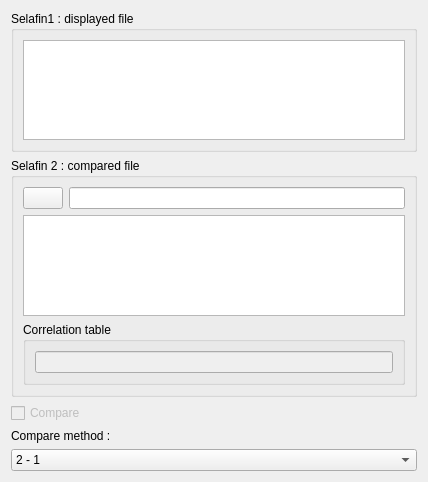
This is PostTelemac/meshlayertools/CompareTool.ui in Artelia/PostTelemac as Qt 5 draws it before an edit. The edited form follows.
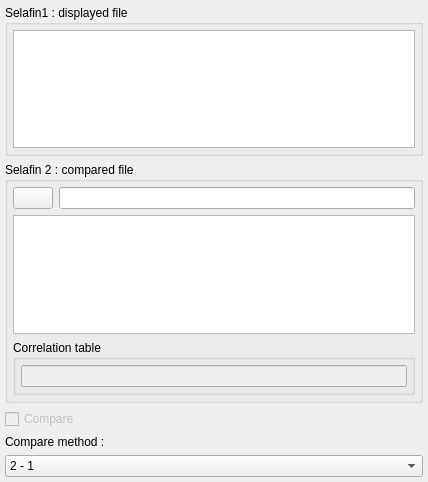
This is the edited form. Icons and pictures are not drawn.

The edit to the form file:
```diff
--- a/PostTelemac/meshlayertools/CompareTool.ui
+++ b/PostTelemac/meshlayertools/CompareTool.ui
@@ -14,12 +14,36 @@
    <string>Form</string>
   </property>
   <layout class="QGridLayout" name="gridLayout">
+   <property name="leftMargin">
+    <number>5</number>
+   </property>
+   <property name="topMargin">
+    <number>5</number>
+   </property>
+   <property name="rightMargin">
+    <number>5</number>
+   </property>
+   <property name="bottomMargin">
+    <number>5</number>
+   </property>
    <item row="0" column="0">
     <widget class="QGroupBox" name="groupBox_10">
      <property name="title">
       <string>Selafin1 : displayed file</string>
      </property>
      <layout class="QVBoxLayout" name="verticalLayout">
+      <property name="leftMargin">
+       <number>5</number>
+      </property>
+      <property name="topMargin">
+       <number>5</number>
+      </property>
+      <property name="rightMargin">
+       <number>5</number>
+      </property>
+      <property name="bottomMargin">
+       <number>5</number>
+      </property>
       <item>
        <widget class="QTextEdit" name="textEdit_2">
         <property name="sizePolicy">
@@ -42,6 +66,18 @@
       <string>Selafin 2 : compared file</string>
      </property>
      <layout class="QGridLayout" name="gridLayout_19">
+      <property name="leftMargin">
+       <number>5</number>
+      </property>
+      <property name="topMargin">
+       <number>5</number>
+      </property>
+      <property name="rightMargin">
+       <number>5</number>
+      </property>
+      <property name="bottomMargin">
+       <number>5</number>
+      </property>
       <item row="1" column="1" colspan="2">
        <widget class="QTextEdit" name="textEdit_3">
         <property name="sizePolicy">
@@ -106,6 +142,18 @@
          <string>Correlation table </string>
         </property>
         <layout class="QVBoxLayout" name="verticalLayout_10">
+         <property name="leftMargin">
+          <number>5</number>
+         </property>
+         <property name="topMargin">
+          <number>5</number>
+         </property>
+         <property name="rightMargin">
+          <number>5</number>
+         </property>
+         <property name="bottomMargin">
+          <number>5</number>
+         </property>
          <item>
           <widget class="QLineEdit" name="lineEdit">
            <property name="enabled">
```
